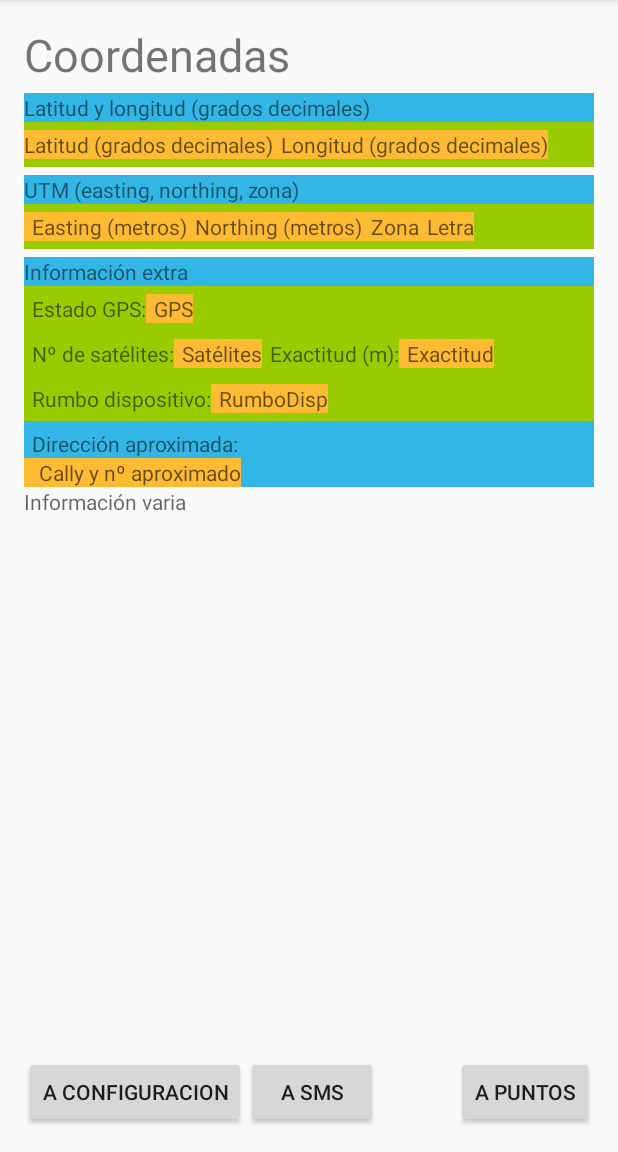
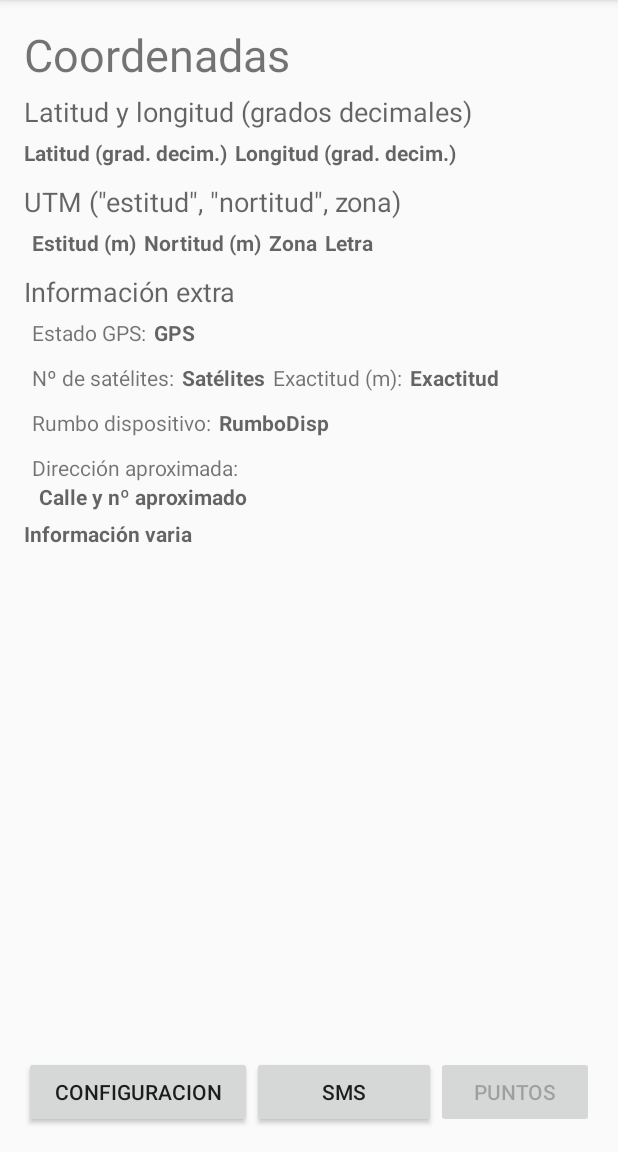
Before and after one commit to Joaquin-A/GPS_coordUTM, an Android app: the screen it shows after launch (CoordenadasActivity), on a phone screen of 412 x 824 dp, the part 84-1236 px from its top. Run offline under Robolectric (Android 15) with nearby library versions, the phone set to English and light mode, and no system bars; libraries missing offline, so code that uses them is left out: uk.me.jstott.

Commit message:
Cambios estéticos a la capa de presentación

```diff
--- a/app/src/main/res/layout/activity_coordenadas.xml
+++ b/app/src/main/res/layout/activity_coordenadas.xml
@@ -20,20 +20,20 @@
         android:layout_width="match_parent"
         android:layout_height="wrap_content"
         android:orientation="vertical"
-        android:background="@android:color/holo_blue_light"
+
         android:layout_below="@+id/textviewEtiquetaCoordenadas"
         >
         <TextView android:id="@+id/textviewEtiquetaLatLong"
             android:layout_width="match_parent"
             android:layout_height="wrap_content"
-            android:textAppearance="?android:attr/textAppearanceSmall"
+            android:textAppearance="?android:attr/textAppearanceMedium"
             android:text="Latitud y longitud (grados decimales)"
              />
         <LinearLayout
             android:layout_width="match_parent"
             android:layout_height="wrap_content"
             android:orientation="horizontal"
-            android:background="@android:color/holo_green_light"
+
             android:paddingTop="5dp"
             android:paddingBottom="5dp"
             >
@@ -41,16 +41,18 @@
                 android:layout_width="wrap_content"
                 android:layout_height="wrap_content"
                 android:textAppearance="?android:attr/textAppearanceSmall"
-                android:hint="Latitud (grados decimales)"
-                android:background="@android:color/holo_orange_light"
+                android:hint="Latitud (grad. decim.)"
+                android:textStyle="bold"
+
                 />
             <TextView android:id="@+id/textviewLongitud"
                 android:layout_width="wrap_content"
                 android:layout_height="wrap_content"
                 android:textAppearance="?android:attr/textAppearanceSmall"
-                android:hint="Longitud (grados decimales)"
+                android:hint="Longitud (grad. decim.)"
+                android:textStyle="bold"
                 android:paddingLeft="5dp"
-                android:background="@android:color/holo_orange_light"
+
                  />
         </LinearLayout>
     </LinearLayout>
@@ -60,20 +62,20 @@
         android:layout_width="match_parent"
         android:layout_height="wrap_content"
         android:orientation="vertical"
-        android:background="@android:color/holo_blue_light"
+
         android:layout_below="@+id/linearlayoutLatLong"
         >
         <TextView android:id="@+id/textviewEtiquetaUTM"
             android:layout_width="match_parent"
             android:layout_height="wrap_content"
-            android:textAppearance="?android:attr/textAppearanceSmall"
-            android:text="UTM (easting, northing, zona)"
+            android:textAppearance="?android:attr/textAppearanceMedium"
+            android:text="UTM (&quot;estitud&quot;, &quot;nortitud&quot;, zona)"
             />
         <LinearLayout
             android:layout_width="match_parent"
             android:layout_height="wrap_content"
             android:orientation="horizontal"
-            android:background="@android:color/holo_green_light"
+
             android:paddingTop="5dp"
             android:paddingBottom="5dp"
             >
@@ -81,33 +83,37 @@
                 android:layout_width="wrap_content"
                 android:layout_height="wrap_content"
                 android:textAppearance="?android:attr/textAppearanceSmall"
-                android:hint="Easting (metros)"
+                android:hint="Estitud (m)"
+                android:textStyle="bold"
                 android:paddingLeft="5dp"
-                android:background="@android:color/holo_orange_light"
+
                 />
             <TextView android:id="@+id/textviewNorthing"
                 android:layout_width="wrap_content"
                 android:layout_height="wrap_content"
                 android:textAppearance="?android:attr/textAppearanceSmall"
-                android:hint="Northing (metros)"
+                android:hint="Nortitud (m)"
+                android:textStyle="bold"
                 android:paddingLeft="5dp"
-                android:background="@android:color/holo_orange_light"
+
                 />
             <TextView android:id="@+id/textviewZona"
                 android:layout_width="wrap_content"
                 android:layout_height="wrap_content"
                 android:textAppearance="?android:attr/textAppearanceSmall"
                 android:hint="Zona"
+                android:textStyle="bold"
                 android:paddingLeft="5dp"
-                android:background="@android:color/holo_orange_light"
+
                 />
             <TextView android:id="@+id/textviewLetraZona"
                 android:layout_width="wrap_content"
                 android:layout_height="wrap_content"
                 android:textAppearance="?android:attr/textAppearanceSmall"
                 android:hint="Letra"
+                android:textStyle="bold"
                 android:paddingLeft="5dp"
-                android:background="@android:color/holo_orange_light"
+
                 />
         </LinearLayout>
     </LinearLayout>
@@ -118,20 +124,20 @@
         android:layout_width="match_parent"
         android:layout_height="wrap_content"
         android:orientation="vertical"
-        android:background="@android:color/holo_blue_light"
+
         android:layout_below="@+id/linearlayoutUTM"
         >
         <TextView android:id="@+id/textviewEtiquetaInfoExtra"
             android:layout_width="match_parent"
             android:layout_height="wrap_content"
-            android:textAppearance="?android:attr/textAppearanceSmall"
+            android:textAppearance="?android:attr/textAppearanceMedium"
             android:text="Información extra"
             />
         <LinearLayout
             android:layout_width="match_parent"
             android:layout_height="wrap_content"
             android:orientation="horizontal"
-            android:background="@android:color/holo_green_light"
+
             android:paddingTop="5dp"
             android:paddingBottom="5dp"
             >
@@ -148,15 +154,16 @@
                 android:layout_height="wrap_content"
                 android:textAppearance="?android:attr/textAppearanceSmall"
                 android:hint="GPS"
-                android:background="@android:color/holo_orange_light"
+                android:textStyle="bold"
+
                 android:paddingLeft="5dp"
-                />
+                android:enabled="false" />
         </LinearLayout>
         <LinearLayout
             android:layout_width="match_parent"
             android:layout_height="wrap_content"
             android:orientation="horizontal"
-            android:background="@android:color/holo_green_light"
+
             android:paddingTop="5dp"
             android:paddingBottom="5dp"
             >
@@ -172,8 +179,10 @@
                 android:layout_height="wrap_content"
                 android:textAppearance="?android:attr/textAppearanceSmall"
                 android:hint="Satélites"
+                android:textStyle="bold"
                 android:paddingLeft="5dp"
-                android:background="@android:color/holo_orange_light" />
+
+                />
             <TextView android:id="@+id/textviewEtiquetaExactitud"
                 android:layout_width="wrap_content"
                 android:layout_height="wrap_content"
@@ -186,14 +195,16 @@
                 android:layout_height="wrap_content"
                 android:textAppearance="?android:attr/textAppearanceSmall"
                 android:hint="Exactitud"
+                android:textStyle="bold"
                 android:paddingLeft="5dp"
-                android:background="@android:color/holo_orange_light" />
+
+                />
         </LinearLayout>
         <LinearLayout
             android:layout_width="match_parent"
             android:layout_height="wrap_content"
             android:orientation="horizontal"
-            android:background="@android:color/holo_green_light"
+
             android:paddingTop="5dp"
             android:paddingBottom="5dp"
             >
@@ -209,8 +220,10 @@
                 android:layout_height="wrap_content"
                 android:textAppearance="?android:attr/textAppearanceSmall"
                 android:hint="RumboDisp"
+                android:textStyle="bold"
                 android:paddingLeft="5dp"
-                android:background="@android:color/holo_orange_light" />
+
+                />
         </LinearLayout>
         <TextView android:id="@+id/textviewEtiquetaDireccion"
             android:layout_width="wrap_content"
@@ -225,43 +238,56 @@
             android:layout_width="wrap_content"
             android:layout_height="wrap_content"
             android:textAppearance="?android:attr/textAppearanceSmall"
-            android:hint="Cally y nº aproximado"
+            android:hint="Calle y nº aproximado"
+            android:textStyle="bold"
             android:paddingLeft="10dp"
-            android:background="@android:color/holo_orange_light"
+
             />
     </LinearLayout>
 
     <TextView android:id="@+id/textviewBitacora"
         android:layout_width="match_parent"
         android:layout_height="wrap_content"
+        android:textStyle="bold"
         android:hint="Información varia"
+        android:paddingTop="5dp"
         android:layout_below="@+id/linearlayoutInfoExtra"
         />
 
-    <Button android:id="@+id/buttonConfiguracion"
+    <LinearLayout
         android:layout_width="wrap_content"
         android:layout_height="wrap_content"
-        android:text="A configuracion"
-        android:onClick="aConfiguracion"
+        android:orientation="horizontal"
         android:layout_alignParentBottom="true"
         android:layout_alignParentLeft="true"
-        android:layout_alignParentStart="true" />
+        android:layout_alignParentRight="true"
+        android:weightSum="100">
 
-    <Button android:id="@+id/buttonPuntos"
-        android:layout_width="wrap_content"
-        android:layout_height="wrap_content"
-        android:text="A Puntos"
-        android:onClick="aPuntos"
-        android:layout_alignParentBottom="true"
-        android:layout_alignParentRight="true"
-        android:layout_alignParentEnd="true" />
 
-    <Button android:id="@+id/buttonSMS"
-        android:layout_width="wrap_content"
-        android:layout_height="wrap_content"
-        android:text="A SMS"
-        android:onClick="aSMS"
-        android:layout_alignParentBottom="true"
-        android:layout_toLeftOf="@+id/buttonPuntos"
-        android:layout_toEndOf="@+id/buttonConfiguracion" />
+        <Button android:id="@+id/buttonConfiguracion"
+            android:layout_width="wrap_content"
+            android:layout_height="wrap_content"
+            android:text="Configuracion"
+            android:onClick="aConfiguracion"
+            android:layout_weight="25"
+
+            />
+        <Button android:id="@+id/buttonSMS"
+            android:layout_width="wrap_content"
+            android:layout_height="wrap_content"
+            android:text="SMS"
+            android:onClick="aSMS"
+            android:layout_weight="50"
+            />
+
+        <Button android:id="@+id/buttonPuntos"
+            android:layout_width="wrap_content"
+            android:layout_height="wrap_content"
+            android:text="Puntos"
+            android:onClick="aPuntos"
+            android:enabled="false"
+            android:layout_weight="25"
+            />
+
+    </LinearLayout>
 </RelativeLayout>
```
Also changed, not shown: app/src/main/java/com/example/joaquin/gps_coordutm/ConfiguracionActivity.java (+17 -14 lines), app/src/main/java/com/example/joaquin/gps_coordutm/CoordenadasActivity.java (+7 -2 lines), app/src/main/java/com/example/joaquin/gps_coordutm/MiLocationListener.java (+4 -3 lines), app/src/main/res/layout/activity_configuracion.xml (+12 -5 lines), app/src/main/res/layout/activity_sms.xml (+4 -5 lines).
